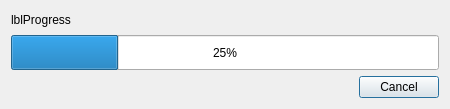
Above: pastrocore/gui_pyside/dialog_calc_progress.ui from Torward1024/pAstroCORE before the change. Below: the same form after it.
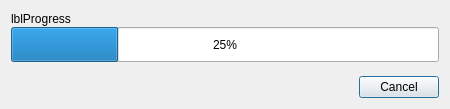
That is the form after the change. Icons and pictures are not drawn.

Diff of the .ui file:
```diff
--- a/pastrocore/gui_pyside/dialog_calc_progress.ui
+++ b/pastrocore/gui_pyside/dialog_calc_progress.ui
@@ -19,18 +19,6 @@
     <verstretch>0</verstretch>
    </sizepolicy>
   </property>
-  <property name="minimumSize">
-   <size>
-    <width>450</width>
-    <height>100</height>
-   </size>
-  </property>
-  <property name="maximumSize">
-   <size>
-    <width>450</width>
-    <height>109</height>
-   </size>
-  </property>
   <property name="windowTitle">
    <string>Dialog</string>
   </property>
@@ -42,6 +30,9 @@
    <bool>true</bool>
   </property>
   <layout class="QGridLayout" name="gridLayout">
+   <property name="verticalSpacing">
+    <number>14</number>
+   </property>
    <item row="0" column="0">
     <layout class="QGridLayout" name="gridLayout_2">
      <item row="1" column="0">
@@ -52,12 +43,6 @@
          <height>35</height>
         </size>
        </property>
-       <property name="maximumSize">
-        <size>
-         <width>450</width>
-         <height>35</height>
-        </size>
-       </property>
        <property name="value">
         <number>25</number>
        </property>
@@ -77,6 +62,12 @@
      </item>
      <item row="0" column="0">
       <widget class="QLabel" name="label">
+       <property name="minimumSize">
+        <size>
+         <width>420</width>
+         <height>0</height>
+        </size>
+       </property>
        <property name="text">
         <string>lblProgress</string>
        </property>
```
